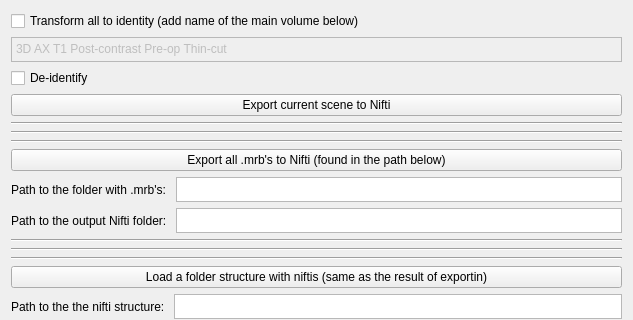
koegl/mthesis-datasets, file NiftiExport/NiftiExport/Resources/UI/NiftiExport.ui: the form before one commit; both pictures show x 0 to 633 and y 0 to 320 of the 633 by 717 pixel window.
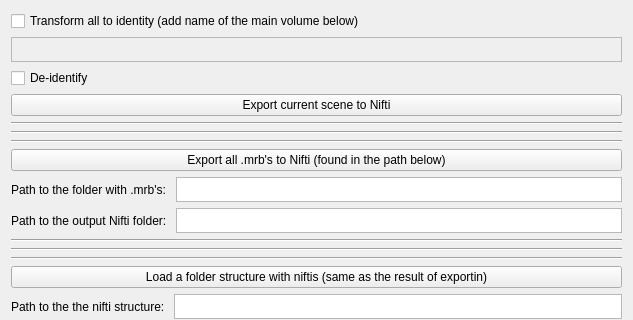
The form after the commit. Custom widgets are drawn as their Qt base class.

Commit message: removed default volume name for identityt

Patch:
```diff
--- a/NiftiExport/NiftiExport/Resources/UI/NiftiExport.ui
+++ b/NiftiExport/NiftiExport/Resources/UI/NiftiExport.ui
@@ -30,7 +30,7 @@
       </size>
      </property>
      <property name="plainText">
-      <string>3D AX T1 Post-contrast Pre-op Thin-cut</string>
+      <string/>
      </property>
     </widget>
    </item>
```
